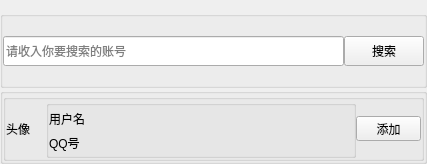
The window that ui/components/addfrienddialog/addfrienddialog.ui (Sakurakouji-Saika/MyQtClient) describes before a commit, drawn with Qt 5.
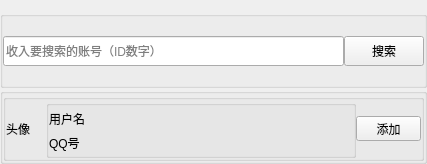
The same window after the commit. Icons and pictures are not drawn. Custom widgets are drawn as their Qt base class.

Diff of the .ui file:
```diff
--- a/ui/components/addfrienddialog/addfrienddialog.ui
+++ b/ui/components/addfrienddialog/addfrienddialog.ui
@@ -60,7 +60,7 @@
          <string/>
         </property>
         <property name="placeholderText">
-         <string>请收入你要搜索的账号</string>
+         <string>收入要搜索的账号（ID数字）</string>
         </property>
        </widget>
       </item>
```
